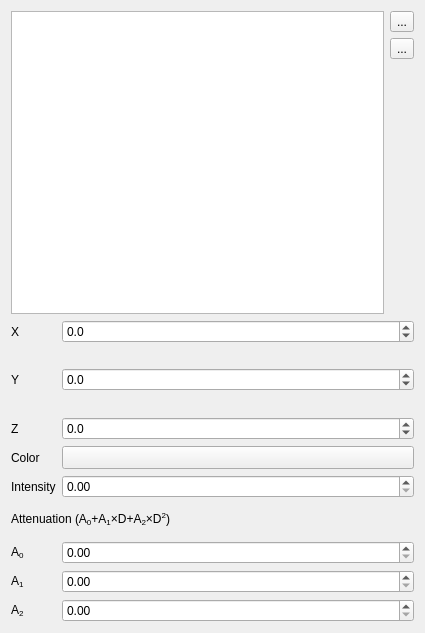
Old version of the form kadas/app/ui/kadaslightswidget.ui in the repository kadas-albireo/kadas-albireo2.
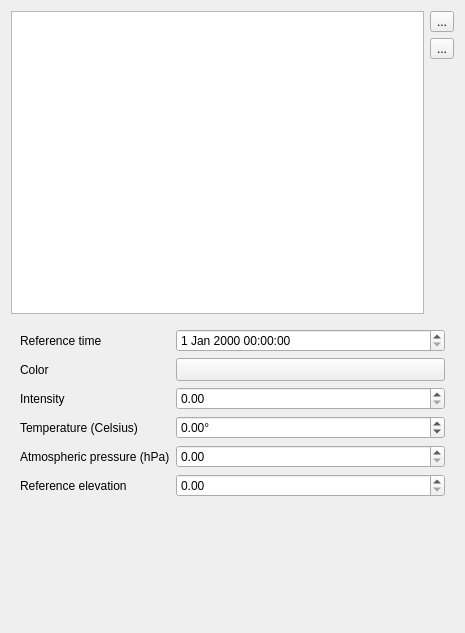
New version of the form. Custom widgets are drawn as their Qt base class.

```diff
--- a/kadas/app/ui/kadaslightswidget.ui
+++ b/kadas/app/ui/kadaslightswidget.ui
@@ -6,7 +6,7 @@
    <rect>
     <x>0</x>
     <y>0</y>
-    <width>425</width>
+    <width>465</width>
     <height>633</height>
    </rect>
   </property>
@@ -64,7 +64,7 @@
    <item>
     <widget class="QStackedWidget" name="mStackedWidget">
      <property name="currentIndex">
-      <number>1</number>
+      <number>3</number>
      </property>
      <widget class="QWidget" name="page_2"/>
      <widget class="QWidget" name="page">
@@ -81,34 +81,41 @@
        <property name="bottomMargin">
         <number>0</number>
        </property>
-       <item row="3" column="0">
+       <item row="0" column="0" colspan="2">
+        <widget class="QLabel" name="labelPointLightCrs">
+         <property name="text">
+          <string>Coordinates in 3D map CRS</string>
+         </property>
+        </widget>
+       </item>
+       <item row="4" column="0">
         <widget class="QLabel" name="label_3">
          <property name="text">
           <string>Z</string>
          </property>
         </widget>
        </item>
-       <item row="0" column="1">
+       <item row="1" column="1">
         <widget class="QgsDoubleSpinBox" name="spinPositionX">
          <property name="decimals">
           <number>1</number>
          </property>
          <property name="minimum">
-          <double>-9999999.000000000000000</double>
+          <double>-99999999.000000000000000</double>
          </property>
          <property name="maximum">
-          <double>9999999.000000000000000</double>
+          <double>99999999.000000000000000</double>
          </property>
         </widget>
        </item>
-       <item row="9" column="0">
+       <item row="10" column="0">
         <widget class="QLabel" name="label_9">
          <property name="text">
           <string>&lt;html&gt;&lt;head/&gt;&lt;body&gt;&lt;p&gt;A&lt;span style=&quot; vertical-align:sub;&quot;&gt;2&lt;/span&gt;&lt;/p&gt;&lt;/body&gt;&lt;/html&gt;</string>
          </property>
         </widget>
        </item>
-       <item row="5" column="1">
+       <item row="6" column="1">
         <widget class="QgsDoubleSpinBox" name="spinIntensity">
          <property name="decimals">
           <number>2</number>
@@ -121,47 +128,47 @@
          </property>
         </widget>
        </item>
-       <item row="7" column="0">
+       <item row="8" column="0">
         <widget class="QLabel" name="label_7">
          <property name="text">
           <string>&lt;html&gt;&lt;head/&gt;&lt;body&gt;&lt;p&gt;A&lt;span style=&quot; vertical-align:sub;&quot;&gt;0&lt;/span&gt;&lt;/p&gt;&lt;/body&gt;&lt;/html&gt;</string>
          </property>
         </widget>
        </item>
-       <item row="1" column="1" rowspan="2">
+       <item row="2" column="1">
         <widget class="QgsDoubleSpinBox" name="spinPositionY">
          <property name="decimals">
           <number>1</number>
          </property>
          <property name="minimum">
-          <double>-9999999.000000000000000</double>
+          <double>-99999999.000000000000000</double>
          </property>
          <property name="maximum">
-          <double>9999999.000000000000000</double>
+          <double>99999999.000000000000000</double>
          </property>
         </widget>
        </item>
-       <item row="1" column="0" rowspan="2">
+       <item row="2" column="0">
         <widget class="QLabel" name="label_2">
          <property name="text">
           <string>Y</string>
          </property>
         </widget>
        </item>
-       <item row="3" column="1">
+       <item row="4" column="1">
         <widget class="QgsDoubleSpinBox" name="spinPositionZ">
          <property name="decimals">
           <number>1</number>
          </property>
          <property name="minimum">
-          <double>-9999999.000000000000000</double>
+          <double>-99999999.000000000000000</double>
          </property>
          <property name="maximum">
-          <double>9999999.000000000000000</double>
+          <double>99999999.000000000000000</double>
          </property>
         </widget>
        </item>
-       <item row="4" column="1">
+       <item row="5" column="1">
         <widget class="QgsColorButton" name="btnColor">
          <property name="sizePolicy">
           <sizepolicy hsizetype="Expanding" vsizetype="Fixed">
@@ -177,18 +184,8 @@
          </property>
         </widget>
        </item>
-       <item row="7" column="1">
-        <widget class="QgsDoubleSpinBox" name="spinA0">
-         <property name="maximum">
-          <double>9.000000000000000</double>
-         </property>
-         <property name="singleStep">
-          <double>0.100000000000000</double>
-         </property>
-        </widget>
-       </item>
        <item row="8" column="1">
-        <widget class="QgsDoubleSpinBox" name="spinA1">
+        <widget class="QgsDoubleSpinBox" name="spinA0">
          <property name="maximum">
           <double>9.000000000000000</double>
          </property>
@@ -198,6 +195,16 @@
         </widget>
        </item>
        <item row="9" column="1">
+        <widget class="QgsDoubleSpinBox" name="spinA1">
+         <property name="maximum">
+          <double>9.000000000000000</double>
+         </property>
+         <property name="singleStep">
+          <double>0.100000000000000</double>
+         </property>
+        </widget>
+       </item>
+       <item row="10" column="1">
         <widget class="QgsDoubleSpinBox" name="spinA2">
          <property name="maximum">
           <double>9.000000000000000</double>
@@ -207,35 +214,35 @@
          </property>
         </widget>
        </item>
-       <item row="5" column="0">
+       <item row="6" column="0">
         <widget class="QLabel" name="label_4">
          <property name="text">
           <string>Intensity</string>
          </property>
         </widget>
        </item>
-       <item row="8" column="0">
+       <item row="9" column="0">
         <widget class="QLabel" name="label_8">
          <property name="text">
           <string>&lt;html&gt;&lt;head/&gt;&lt;body&gt;&lt;p&gt;A&lt;span style=&quot; vertical-align:sub;&quot;&gt;1&lt;/span&gt;&lt;/p&gt;&lt;/body&gt;&lt;/html&gt;</string>
          </property>
         </widget>
        </item>
-       <item row="4" column="0">
+       <item row="5" column="0">
         <widget class="QLabel" name="label_5">
          <property name="text">
           <string>Color</string>
          </property>
         </widget>
        </item>
-       <item row="0" column="0">
+       <item row="1" column="0">
         <widget class="QLabel" name="label">
          <property name="text">
           <string>X</string>
          </property>
         </widget>
        </item>
-       <item row="6" column="0" colspan="2">
+       <item row="7" column="0" colspan="2">
         <widget class="QLabel" name="label_6">
          <property name="text">
           <string>&lt;html&gt;&lt;head/&gt;&lt;body&gt;&lt;p&gt;Attenuation (A&lt;span style=&quot; vertical-align:sub;&quot;&gt;0&lt;/span&gt;+A&lt;span style=&quot; vertical-align:sub;&quot;&gt;1&lt;/span&gt;&amp;times;D+A&lt;span style=&quot; vertical-align:sub;&quot;&gt;2&lt;/span&gt;&amp;times;D&lt;span style=&quot; vertical-align:super;&quot;&gt;2&lt;/span&gt;)&lt;/p&gt;&lt;/body&gt;&lt;/html&gt;</string>
@@ -476,6 +483,140 @@
        </item>
       </layout>
      </widget>
+     <widget class="QWidget" name="mPageSunLight">
+      <layout class="QGridLayout" name="gridLayout_2">
+       <item row="1" column="1">
+        <widget class="QgsColorButton" name="mSunColorButton">
+         <property name="sizePolicy">
+          <sizepolicy hsizetype="Expanding" vsizetype="Fixed">
+           <horstretch>0</horstretch>
+           <verstretch>0</verstretch>
+          </sizepolicy>
+         </property>
+         <property name="minimumSize">
+          <size>
+           <width>120</width>
+           <height>0</height>
+          </size>
+         </property>
+        </widget>
+       </item>
+       <item row="2" column="0">
+        <widget class="QLabel" name="label_18">
+         <property name="text">
+          <string>Intensity</string>
+         </property>
+        </widget>
+       </item>
+       <item row="4" column="0">
+        <widget class="QLabel" name="label_21">
+         <property name="text">
+          <string>Atmospheric pressure (hPa)</string>
+         </property>
+        </widget>
+       </item>
+       <item row="1" column="0">
+        <widget class="QLabel" name="label_19">
+         <property name="text">
+          <string>Color</string>
+         </property>
+        </widget>
+       </item>
+       <item row="0" column="1">
+        <widget class="QgsDateTimeEdit" name="mSunTimeWidget">
+         <property name="sizePolicy">
+          <sizepolicy hsizetype="MinimumExpanding" vsizetype="Fixed">
+           <horstretch>0</horstretch>
+           <verstretch>0</verstretch>
+          </sizepolicy>
+         </property>
+         <property name="timeSpec">
+          <enum>Qt::TimeSpec::LocalTime</enum>
+         </property>
+        </widget>
+       </item>
+       <item row="5" column="0">
+        <widget class="QLabel" name="label_22">
+         <property name="text">
+          <string>Reference elevation</string>
+         </property>
+        </widget>
+       </item>
+       <item row="3" column="1">
+        <widget class="QgsDoubleSpinBox" name="mSunTemperatureSpin">
+         <property name="suffix">
+          <string>°</string>
+         </property>
+         <property name="minimum">
+          <double>-273.149999999999977</double>
+         </property>
+         <property name="maximum">
+          <double>1000.000000000000000</double>
+         </property>
+        </widget>
+       </item>
+       <item row="0" column="0">
+        <widget class="QLabel" name="mLabelSunTime">
+         <property name="text">
+          <string>Reference time</string>
+         </property>
+        </widget>
+       </item>
+       <item row="2" column="1">
+        <widget class="QgsDoubleSpinBox" name="mSunIntensitySpin">
+         <property name="decimals">
+          <number>2</number>
+         </property>
+         <property name="maximum">
+          <double>999999.000000000000000</double>
+         </property>
+         <property name="singleStep">
+          <double>0.100000000000000</double>
+         </property>
+        </widget>
+       </item>
+       <item row="3" column="0">
+        <widget class="QLabel" name="label_20">
+         <property name="text">
+          <string>Temperature (Celsius)</string>
+         </property>
+        </widget>
+       </item>
+       <item row="4" column="1">
+        <widget class="QgsDoubleSpinBox" name="mSunPressureSpin">
+         <property name="suffix">
+          <string/>
+         </property>
+         <property name="maximum">
+          <double>5000.000000000000000</double>
+         </property>
+        </widget>
+       </item>
+       <item row="5" column="1">
+        <widget class="QgsDoubleSpinBox" name="mSunElevationSpin">
+         <property name="suffix">
+          <string/>
+         </property>
+         <property name="maximum">
+          <double>360.000000000000000</double>
+         </property>
+        </widget>
+       </item>
+       <item row="6" column="0">
+        <spacer name="verticalSpacer_2">
+         <property name="orientation">
+          <enum>Qt::Orientation::Vertical</enum>
+         </property>
+         <property name="sizeHint" stdset="0">
+          <size>
+           <width>20</width>
+           <height>40</height>
+          </size>
+         </property>
+        </spacer>
+       </item>
+      </layout>
+     </widget>
     </widget>
    </item>
   </layout>
@@ -492,6 +633,11 @@
    <header>qgscolorbutton.h</header>
    <container>1</container>
   </customwidget>
+  <customwidget>
+   <class>QgsDateTimeEdit</class>
+   <extends>QDateTimeEdit</extends>
+   <header>qgsdatetimeedit.h</header>
+  </customwidget>
  </customwidgets>
  <tabstops>
   <tabstop>mLightsListView</tabstop>
```
Left out of the diff: 12 changed lines with no effect on the pictures.
